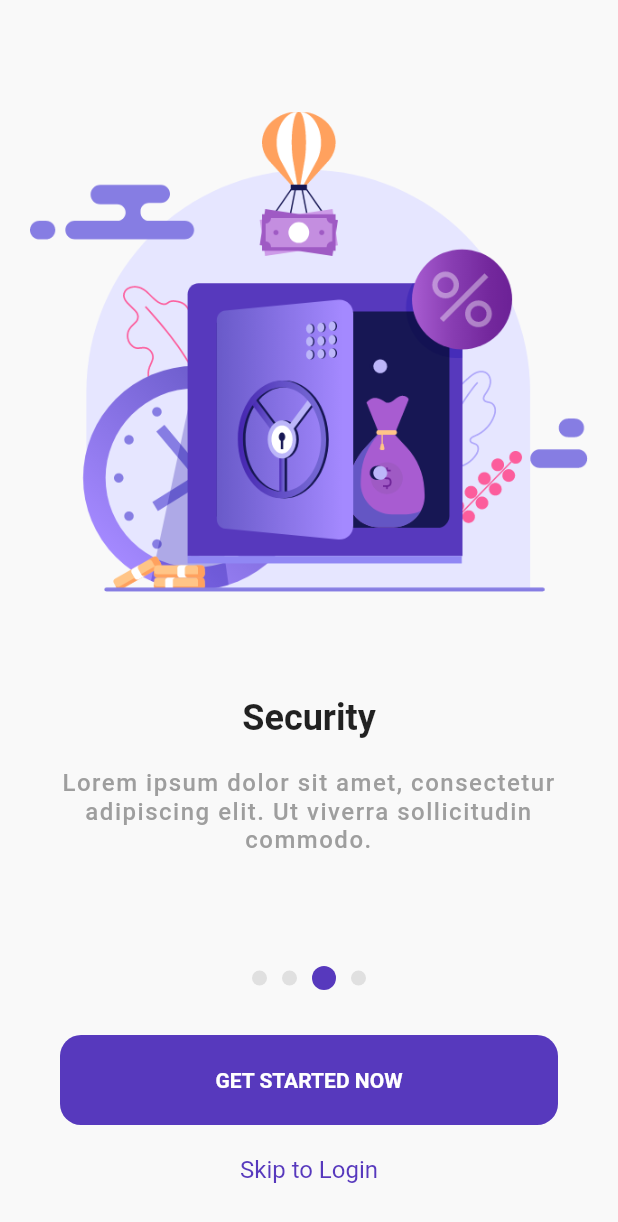
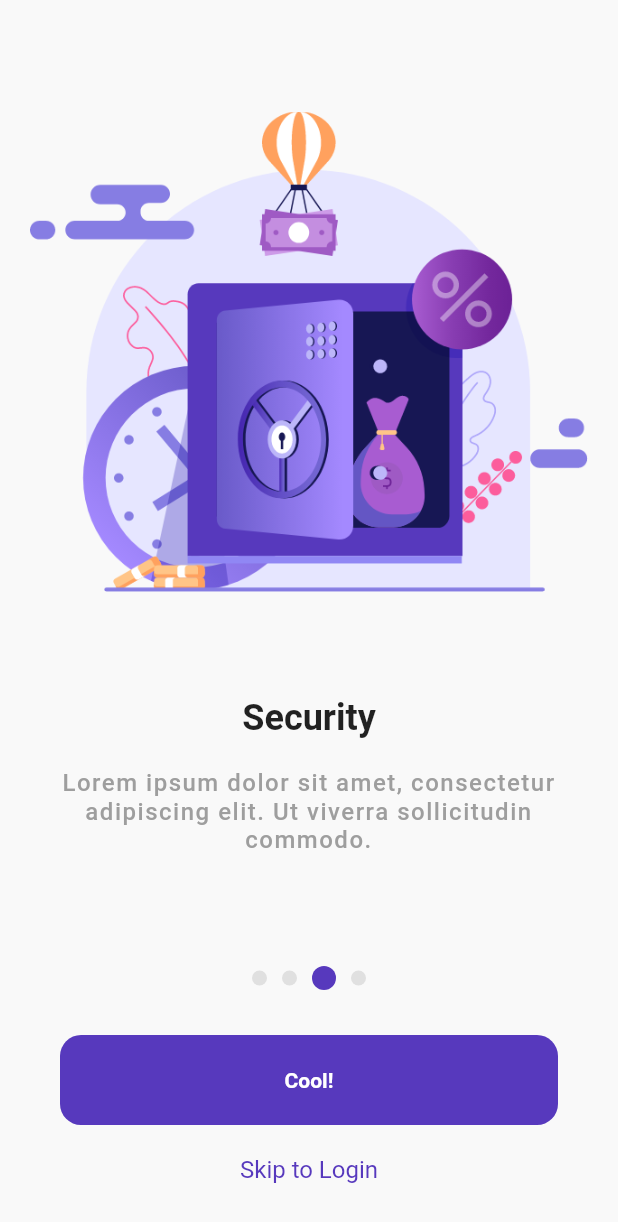
Before and after one commit to paysoapp/payso_flutter, a Flutter app: the screen it shows after launch, swiped to page 3, on a phone screen of 412 x 824 dp. Shown: the top 1222 px of the screen. Run offline on Flutter 3.47's test engine with Material 2 defaults, Android fonts, the phone set to English and light mode, and no system bars.

Commit message:
Fixed some issues

```diff
--- a/lib/model/intro_slider_model.dart
+++ b/lib/model/intro_slider_model.dart
@@ -2,8 +2,9 @@ class SliderModel {
   String imageAssetPath;
   String title;
   String desc;
+  String buttonTitle;
 
-  SliderModel({this.imageAssetPath, this.title, this.desc});
+  SliderModel({this.imageAssetPath, this.title, this.desc, this.buttonTitle});
 
   void setImageAssetPath(String getImageAssetPath) {
     imageAssetPath = getImageAssetPath;
@@ -17,6 +18,10 @@ class SliderModel {
     desc = getDesc;
   }
 
+  void setButtonTitle(String getButtonTitle) {
+    buttonTitle = getButtonTitle;
+  }
+
   String getImageAssetPath() {
     return imageAssetPath;
   }
@@ -27,6 +32,10 @@ class SliderModel {
 
   String getDesc() {
     return desc;
+  }
+
+  String getButtonTitle() {
+    return buttonTitle;
   }
 }
 
@@ -39,6 +48,7 @@ List<SliderModel> getSlides() {
       "Lorem ipsum dolor sit amet, consectetur adipiscing elit. Ut viverra sollicitudin commodo. ");
   sliderModel.setTitle("QR and Instant Payments");
   sliderModel.setImageAssetPath("assets/images/slider1.png");
+  sliderModel.setButtonTitle('Get Started');
   slides.add(sliderModel);
 
   sliderModel = new SliderModel();
@@ -48,6 +58,7 @@ List<SliderModel> getSlides() {
       "Lorem ipsum dolor sit amet, consectetur adipiscing elit. Ut viverra sollicitudin commodo. ");
   sliderModel.setTitle("Bill Payments");
   sliderModel.setImageAssetPath("assets/images/slider2.png");
+  sliderModel.setButtonTitle('Start Paying Bills');
   slides.add(sliderModel);
 
   sliderModel = new SliderModel();
@@ -57,6 +68,7 @@ List<SliderModel> getSlides() {
       "Lorem ipsum dolor sit amet, consectetur adipiscing elit. Ut viverra sollicitudin commodo. ");
   sliderModel.setTitle("Security");
   sliderModel.setImageAssetPath("assets/images/slider3.png");
+  sliderModel.setButtonTitle('Cool!');
   slides.add(sliderModel);
 
   sliderModel = new SliderModel();
@@ -66,6 +78,7 @@ List<SliderModel> getSlides() {
       "Lorem ipsum dolor sit amet, consectetur adipiscing elit. Ut viverra sollicitudin commodo. ");
   sliderModel.setTitle("Withdraw Funds");
   sliderModel.setImageAssetPath("assets/images/slider4.png");
+  sliderModel.setButtonTitle("Let's begin");
   slides.add(sliderModel);
 
   sliderModel = new SliderModel();
--- a/lib/screens/intro_slider.dart
+++ b/lib/screens/intro_slider.dart
@@ -108,9 +108,11 @@ class _IntroSliderState extends State<IntroSlider> {
               width: MediaQuery.of(context).size.width - 80,
               alignment: Alignment.center,
               child: Text(
-                "GET STARTED NOW",
-                style:
-                    TextStyle(color: Colors.white, fontWeight: FontWeight.w600),
+                mySLides[slideIndex].getButtonTitle(),
+                style: TextStyle(
+                  color: Colors.white,
+                  fontWeight: FontWeight.w600,
+                ),
               ),
             ),
           ),
--- a/pubspec.yaml
+++ b/pubspec.yaml
@@ -28,6 +28,7 @@ dependencies:
   # The following adds the Cupertino Icons font to your application.
   # Use with the CupertinoIcons class for iOS style icons.
   cupertino_icons: ^0.1.3
+  pin_code_fields: ^5.1.0
 
 dev_dependencies:
   flutter_test:
```
Also changed, not shown: pubspec.lock.
